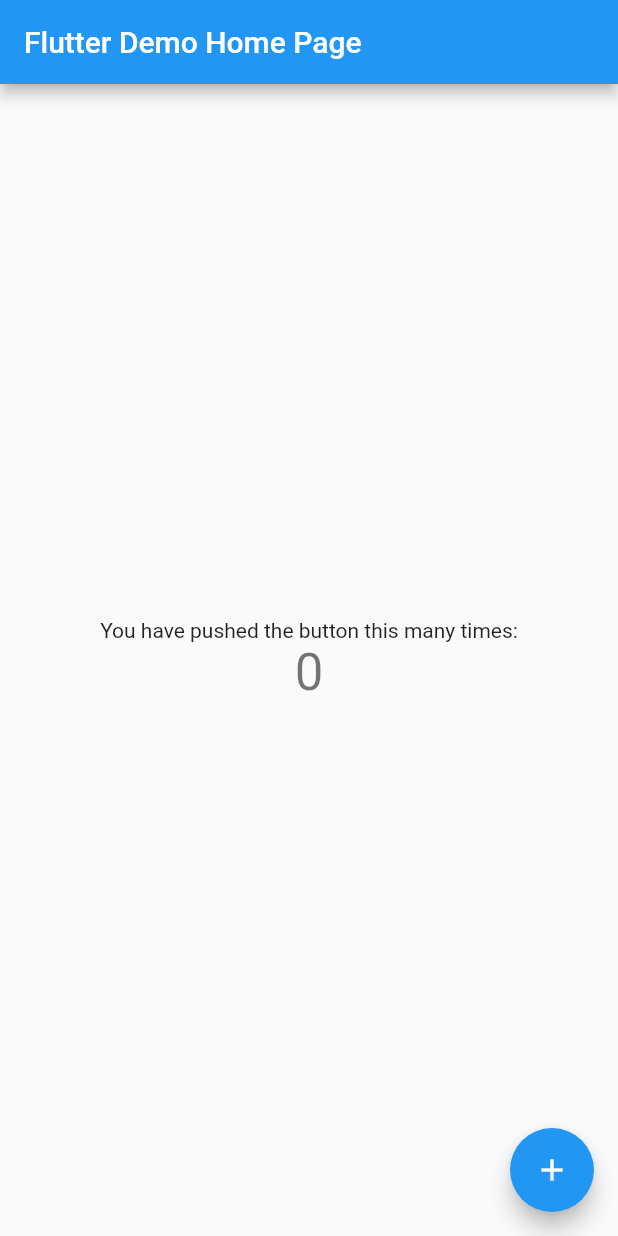
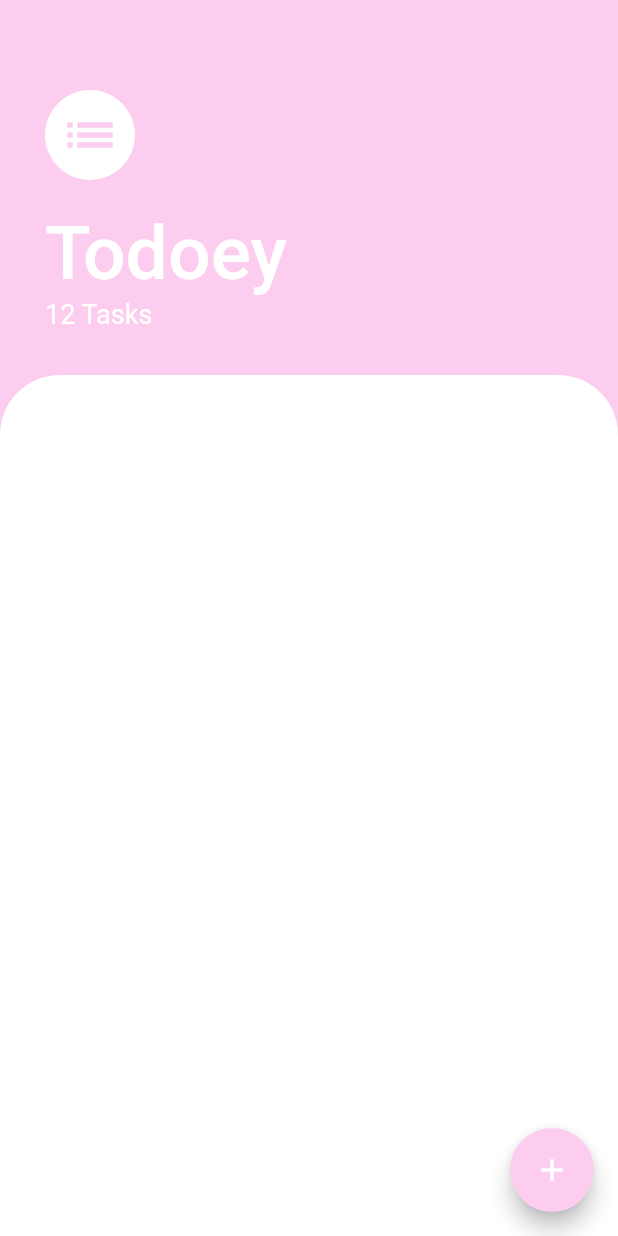
Before and after one commit to LucindaBotes/todo_list, a Flutter app: the screen it shows after launch, on a phone screen of 412 x 824 dp. Run offline on Flutter 3.47's test engine with Material 2 defaults, Android fonts, the phone set to English and light mode, and no system bars.

Commit message:
Add styling

```diff
--- a/lib/main.dart
+++ b/lib/main.dart
@@ -1,117 +1,14 @@
 import 'package:flutter/material.dart';
+import 'package:todo_list/screens/tasks.dart';
 
-void main() {
+void main() =>
   runApp(MyApp());
-}
 
 class MyApp extends StatelessWidget {
-  // This widget is the root of your application.
   @override
   Widget build(BuildContext context) {
     return MaterialApp(
-      title: 'Flutter Demo',
-      theme: ThemeData(
-        // This is the theme of your application.
-        //
-        // Try running your application with "flutter run". You'll see the
-        // application has a blue toolbar. Then, without quitting the app, try
-        // changing the primarySwatch below to Colors.green and then invoke
-        // "hot reload" (press "r" in the console where you ran "flutter run",
-        // or simply save your changes to "hot reload" in a Flutter IDE).
-        // Notice that the counter didn't reset back to zero; the application
-        // is not restarted.
-        primarySwatch: Colors.blue,
-        // This makes the visual density adapt to the platform that you run
-        // the app on. For desktop platforms, the controls will be smaller and
-        // closer together (more dense) than on mobile platforms.
-        visualDensity: VisualDensity.adaptivePlatformDensity,
-      ),
-      home: MyHomePage(title: 'Flutter Demo Home Page'),
+      home: TasksScreen()
     );
   }
 }
-
-class MyHomePage extends StatefulWidget {
-  MyHomePage({Key key, this.title}) : super(key: key);
-
-  // This widget is the home page of your application. It is stateful, meaning
-  // that it has a State object (defined below) that contains fields that affect
-  // how it looks.
-
-  // This class is the configuration for the state. It holds the values (in this
-  // case the title) provided by the parent (in this case the App widget) and
-  // used by the build method of the State. Fields in a Widget subclass are
-  // always marked "final".
-
-  final String title;
-
-  @override
-  _MyHomePageState createState() => _MyHomePageState();
-}
-
-class _MyHomePageState extends State<MyHomePage> {
-  int _counter = 0;
-
-  void _incrementCounter() {
-    setState(() {
-      // This call to setState tells the Flutter framework that something has
-      // changed in this State, which causes it to rerun the build method below
-      // so that the display can reflect the updated values. If we changed
-      // _counter without calling setState(), then the build method would not be
-      // called again, and so nothing would appear to happen.
-      _counter++;
-    });
-  }
-
-  @override
-  Widget build(BuildContext context) {
-    // This method is rerun every time setState is called, for instance as done
-    // by the _incrementCounter method above.
-    //
-    // The Flutter framework has been optimized to make rerunning build methods
-    // fast, so that you can just rebuild anything that needs updating rather
-    // than having to individually change instances of widgets.
-    return Scaffold(
-      appBar: AppBar(
-        // Here we take the value from the MyHomePage object that was created by
-        // the App.build method, and use it to set our appbar title.
-        title: Text(widget.title),
-      ),
-      body: Center(
-        // Center is a layout widget. It takes a single child and positions it
-        // in the middle of the parent.
-        child: Column(
-          // Column is also a layout widget. It takes a list of children and
-          // arranges them vertically. By default, it sizes itself to fit its
-          // children horizontally, and tries to be as tall as its parent.
-          //
-          // Invoke "debug painting" (press "p" in the console, choose the
-          // "Toggle Debug Paint" action from the Flutter Inspector in Android
-          // Studio, or the "Toggle Debug Paint" command in Visual Studio Code)
-          // to see the wireframe for each widget.
-          //
-          // Column has various properties to control how it sizes itself and
-          // how it positions its children. Here we use mainAxisAlignment to
-          // center the children vertically; the main axis here is the vertical
-          // axis because Columns are vertical (the cross axis would be
-          // horizontal).
-          mainAxisAlignment: MainAxisAlignment.center,
-          children: <Widget>[
-            Text(
-              'You have pushed the button this many times:',
-            ),
-            Text(
-              '$_counter',
-              style: Theme.of(context).textTheme.headline4,
-            ),
-          ],
-        ),
-      ),
-      floatingActionButton: FloatingActionButton(
-        onPressed: _incrementCounter,
-        tooltip: 'Increment',
-        child: Icon(Icons.add),
-      ), // This trailing comma makes auto-formatting nicer for build methods.
-    );
-  }
-}
--- /dev/null
+++ b/lib/screens/tasks.dart
@@ -0,0 +1,66 @@
+import 'package:flutter/material.dart';
+
+class TasksScreen extends StatelessWidget {
+  @override
+  Widget build(BuildContext context) {
+    return Scaffold(
+      backgroundColor: Color(0xfffccdef),
+      floatingActionButton: FloatingActionButton(
+        backgroundColor: Color(0xfffccdef),
+        child: Icon(Icons.add),
+      ),
+      body: Column(
+        crossAxisAlignment: CrossAxisAlignment.start,
+        children: [
+          Container(
+            padding: EdgeInsets.only(
+                top: 60.0, left: 30.0, right: 30.0, bottom: 30.0),
+            child: Column(
+              crossAxisAlignment: CrossAxisAlignment.start,
+              children: <Widget>[
+                CircleAvatar(
+                  radius: 30.0,
+                  backgroundColor: Colors.white,
+                  child: Icon(
+                    Icons.list,
+                    size: 40.0,
+                    color: Color(0xfffccdef),
+                  ),
+                ),
+                SizedBox(
+                  height: 20.0,
+                ),
+                Text(
+                  'Todoey',
+                  style: TextStyle(
+                      fontSize: 50.0,
+                      color: Colors.white,
+                      fontWeight: FontWeight.w500),
+                ),
+                Text(
+                  '12 Tasks',
+                  style: TextStyle(
+                    color: Colors.white,
+                    fontSize: 18.0,
+                  ),
+                ),
+              ],
+            ),
+          ),
+          Expanded(
+            child: Container(
+              child: ListView(),
+              height: 300.0,
+              decoration: BoxDecoration(
+                  color: Colors.white,
+                  borderRadius: BorderRadius.only(
+                    topLeft: Radius.circular(40.0),
+                    topRight: Radius.circular(40.0),
+                  )),
+            ),
+          )
+        ],
+      ),
+    );
+  }
+}
```
Also changed, not shown: 1 other file.
